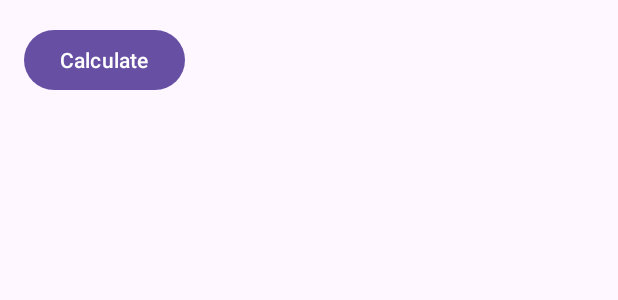
After one commit to ziehro/StarCrossed, an Android app: the layout activity_sun_zenith.xml on its own in the app's theme, with its tools: preview values and no code run, on a phone screen of 412 x 824 dp. The commit adds this screen. Shown: the top 300 px of the screen. Run offline under Robolectric (Android 15) with nearby library versions, the phone set to English and light mode, and no system bars.

```diff
--- a/app/build.gradle
+++ b/app/build.gradle
@@ -31,11 +31,12 @@ android {
 dependencies {
 
     implementation 'androidx.appcompat:appcompat:1.6.1'
-    implementation 'com.google.android.material:material:1.5.0'
+    implementation 'com.google.android.material:material:1.9.0'
     implementation 'androidx.constraintlayout:constraintlayout:2.1.4'
     testImplementation 'junit:junit:4.13.2'
     androidTestImplementation 'androidx.test.ext:junit:1.1.5'
     androidTestImplementation 'androidx.test.espresso:espresso-core:3.5.1'
+    implementation 'com.google.android.gms:play-services-location:21.0.1'
 
 
 
--- /dev/null
+++ b/app/src/main/res/layout/activity_sun_zenith.xml
@@ -0,0 +1,22 @@
+<?xml version="1.0" encoding="utf-8"?>
+<LinearLayout xmlns:android="http://schemas.android.com/apk/res/android"
+    xmlns:tools="http://schemas.android.com/tools"
+    android:layout_width="match_parent"
+    android:layout_height="match_parent"
+    android:orientation="vertical"
+    android:padding="16dp"
+    tools:context=".MainActivity">
+
+    <Button
+        android:layout_width="wrap_content"
+        android:layout_height="wrap_content"
+        android:onClick="onButtonClick"
+        android:text="Calculate" />
+
+    <TextView
+        android:id="@+id/result_text_view"
+        android:layout_width="match_parent"
+        android:layout_height="wrap_content"
+        android:paddingTop="16dp" />
+
+</LinearLayout>
```
Also changed, not shown: app/src/main/AndroidManifest.xml (+7 -2 lines), app/src/main/java/com/ziehro/starcrossed/MainActivity.java (+14 -3 lines), app/src/main/java/com/ziehro/starcrossed/SunZenith.java (added, +81 -0 lines), app/src/main/res/layout/activity_main.xml (+7 -0 lines).
